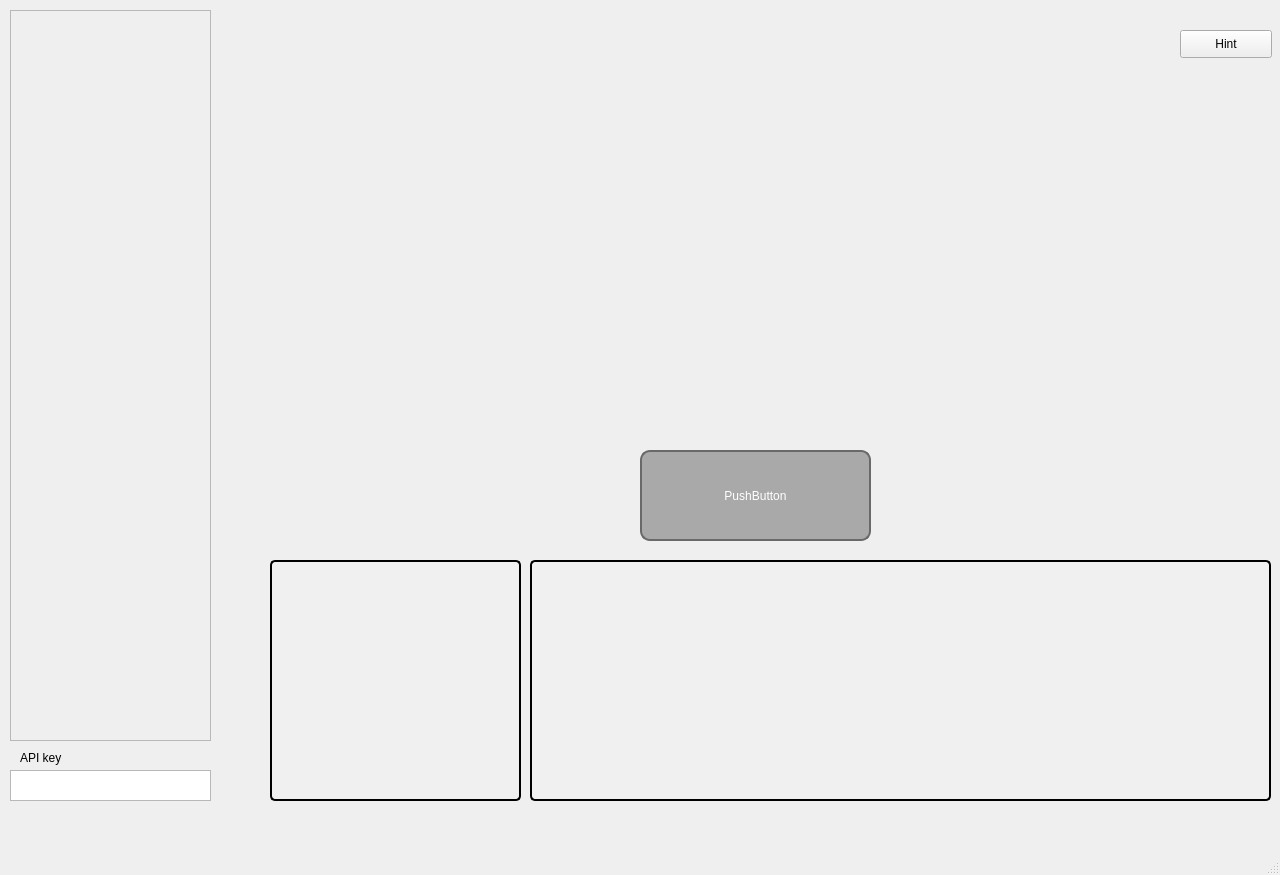
Above: craftcharacter.ui from University-of-Utah-CS3505/a9-edu-app-f24 before the change. Below: the same form after it.
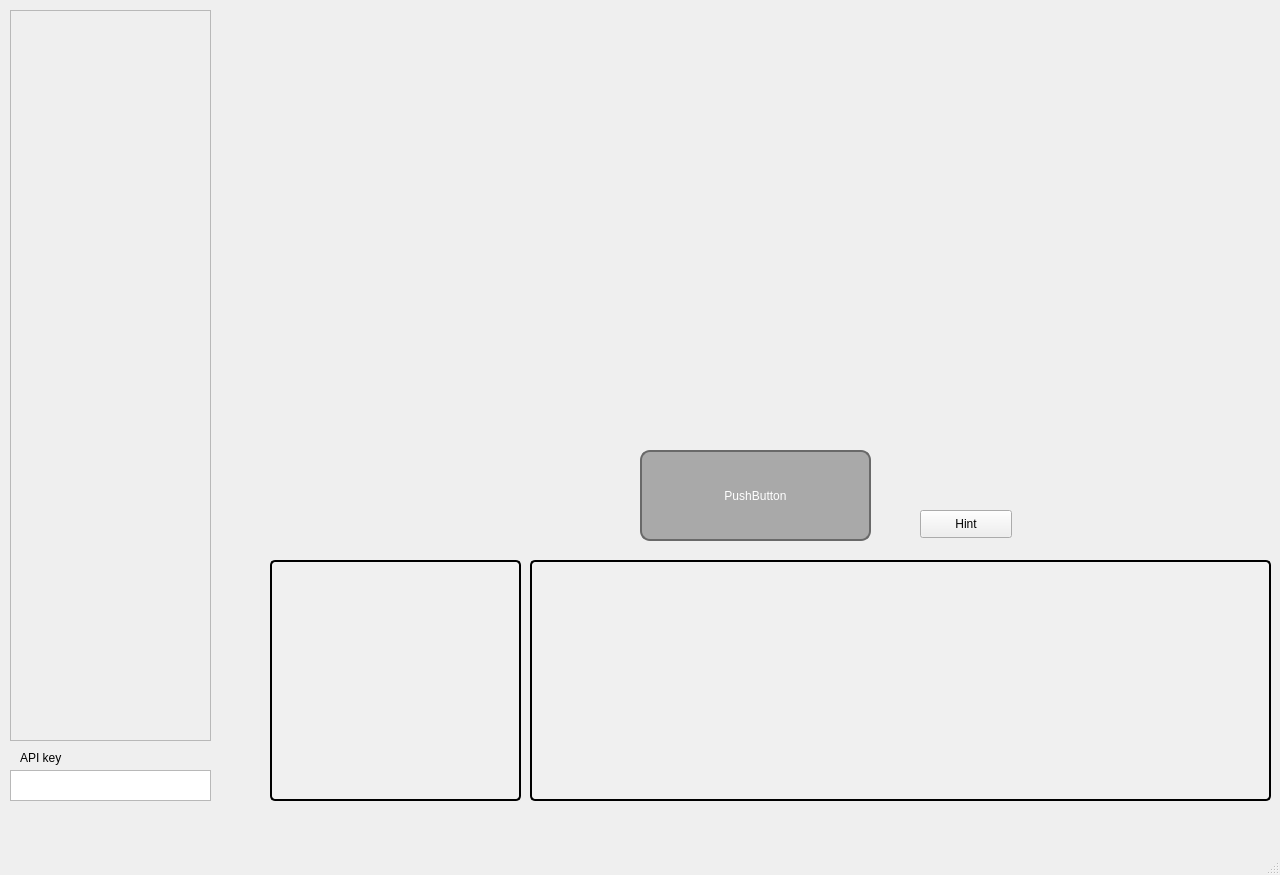
That is the form after the change. Custom widgets are drawn as their Qt base class.

```diff
--- a/craftcharacter.ui
+++ b/craftcharacter.ui
@@ -142,8 +142,8 @@
    <widget class="QPushButton" name="hintButton">
     <property name="geometry">
      <rect>
-      <x>1180</x>
-      <y>30</y>
+      <x>920</x>
+      <y>510</y>
       <width>92</width>
       <height>28</height>
      </rect>
@@ -152,6 +152,16 @@
      <string>Hint</string>
     </property>
    </widget>
+   <widget class="box2DWidget" name="widget" native="true">
+    <property name="geometry">
+     <rect>
+      <x>250</x>
+      <y>20</y>
+      <width>981</width>
+      <height>401</height>
+     </rect>
+    </property>
+   </widget>
   </widget>
   <widget class="QMenuBar" name="menubar">
    <property name="geometry">
@@ -165,6 +175,14 @@
   </widget>
   <widget class="QStatusBar" name="statusbar"/>
  </widget>
+ <customwidgets>
+  <customwidget>
+   <class>box2DWidget</class>
+   <extends>QWidget</extends>
+   <header location="global">box2dwidget.h</header>
+   <container>1</container>
+  </customwidget>
+ </customwidgets>
  <resources/>
  <connections/>
 </ui>
```
Left out of the diff: 2 changed lines with no effect on the pictures.
